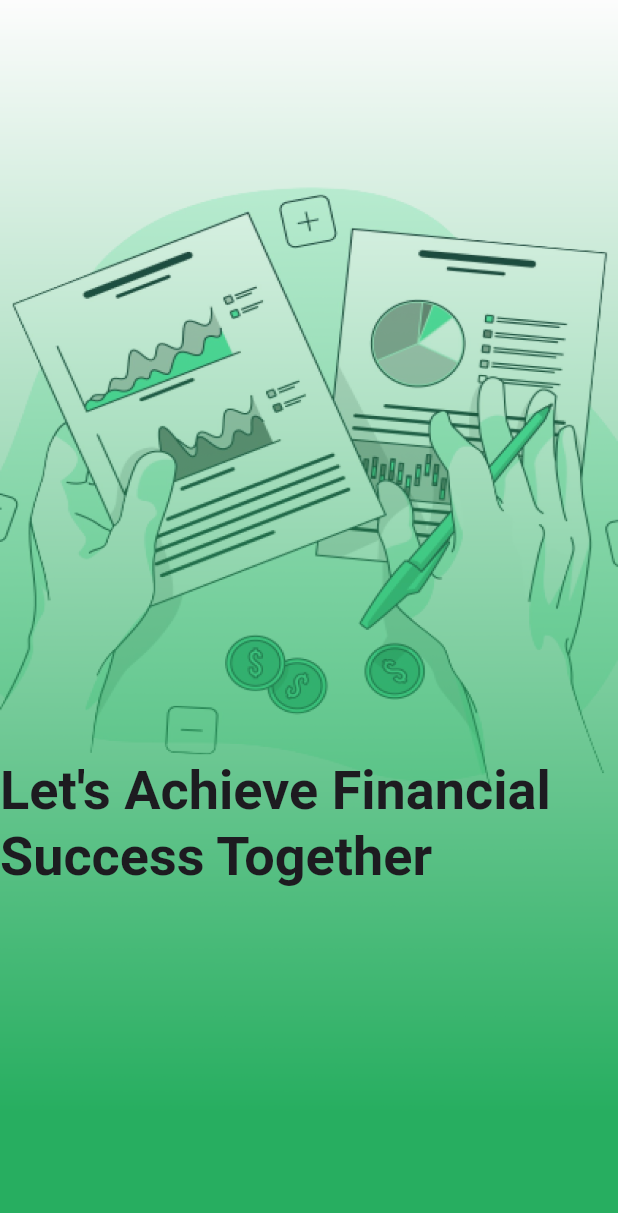
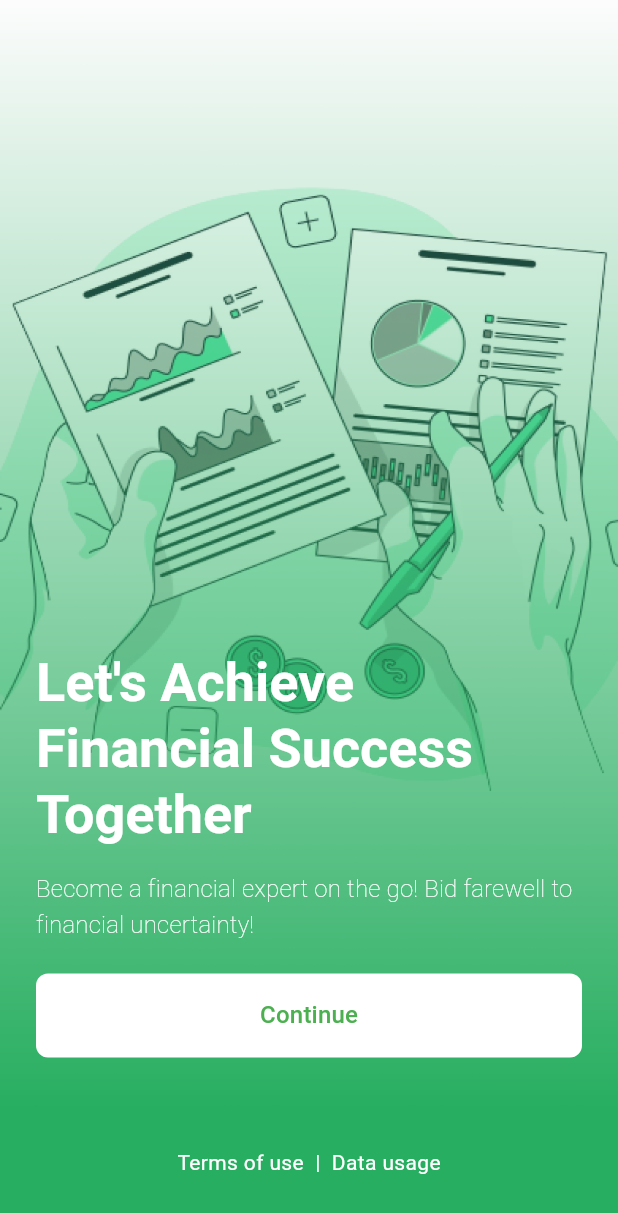
Before and after one commit to romarionce/budget_planner, a Flutter app: the screen it shows after launch, on a phone screen of 412 x 824 dp. Shown: the top 1213 px of the screen. Run offline on Flutter 3.47's test engine with Material 3 defaults, Android fonts, the phone set to English and light mode, and no system bars; our stand-ins replace get, google_fonts.

Commit message:
release onboard

```diff
--- a/lib/app/modules/onboard/onboard_view.dart
+++ b/lib/app/modules/onboard/onboard_view.dart
@@ -8,10 +8,10 @@ class OnboardView extends GetView<OnboardController> {
 
   @override
   Widget build(BuildContext context) {
+    var tTheme = Get.textTheme;
     return Scaffold(
       extendBody: true,
-      body: SafeArea(
-        child: Container(
+      body: Container(
         decoration: const BoxDecoration(
           image: DecorationImage(
               image: AssetImage(
@@ -19,21 +19,52 @@ class OnboardView extends GetView<OnboardController> {
               ),
               fit: BoxFit.fill),
         ),
+        child: Padding(
+          padding: const EdgeInsets.all(24),
           child: Column(
             mainAxisSize: MainAxisSize.max,
             mainAxisAlignment: MainAxisAlignment.center,
             children: [
-              const Expanded(child: SizedBox()),
-              Flexible(
-                flex: 2,
-                child: Center(
-                  child: Text(
+              const Spacer(),
+              Column(
+                mainAxisSize: MainAxisSize.min,
+                children: [
+                  Text(
                     'Let\'s Achieve Financial Success Together',
-                    style: Get.textTheme.displaySmall!
-                        .copyWith(fontWeight: FontWeight.bold),
+                    style: tTheme.displaySmall!.copyWith(
+                        fontWeight: FontWeight.bold, color: Colors.white),
+                  ),
+                  const SizedBox(height: 16),
+                  Text(
+                    'Become a financial expert on the go! Bid farewell to financial uncertainty!',
+                    style: tTheme.titleMedium!.copyWith(
+                      fontWeight: FontWeight.w100,
+                      color: Colors.white,
                     ),
                   ),
+                  Container(
+                    width: double.infinity,
+                    padding: const EdgeInsets.only(top: 20, bottom: 60),
+                    child: FilledButton(
+                        onPressed: () {},
+                        child: Text(
+                          "Continue",
+                          style:
+                              tTheme.titleMedium!.copyWith(color: Colors.green),
+                        )),
                   ),
+                  const Row(
+                    mainAxisAlignment: MainAxisAlignment.center,
+                    children: [
+                      Text("Terms of use",
+                          style: TextStyle(color: Colors.white)),
+                      Text('  |  ', style: TextStyle(color: Colors.white)),
+                      Text("Data usage", style: TextStyle(color: Colors.white)),
+                    ],
+                  )
+                ],
+              ),
+              const SizedBox(height: 15)
             ],
           ),
         ),
--- a/lib/main.dart
+++ b/lib/main.dart
@@ -1,13 +1,16 @@
+import 'package:budget_planner/app/core/theme.dart';
 import 'package:flutter/material.dart';
 
 import 'package:get/get.dart';
 
 import 'app/routes/app_pages.dart';
 
-void main() {
+void main() async {
+  WidgetsFlutterBinding.ensureInitialized();
   runApp(
     GetMaterialApp(
       title: "Application",
+      theme: AppTheme.light,
       initialRoute: AppPages.INITIAL,
       getPages: AppPages.routes,
     ),
--- a/pubspec.yaml
+++ b/pubspec.yaml
@@ -8,6 +8,7 @@ environment:
 dependencies:
   cupertino_icons: ^1.0.2
   get: 4.6.6
+  google_fonts: ^6.1.0
   flutter:
     sdk: flutter
 
```
Also changed, not shown: lib/app/core/theme.dart (added, +21 -0 lines), pubspec.lock, 11 other files. Lines whose indentation alone changed are shown as unchanged.
